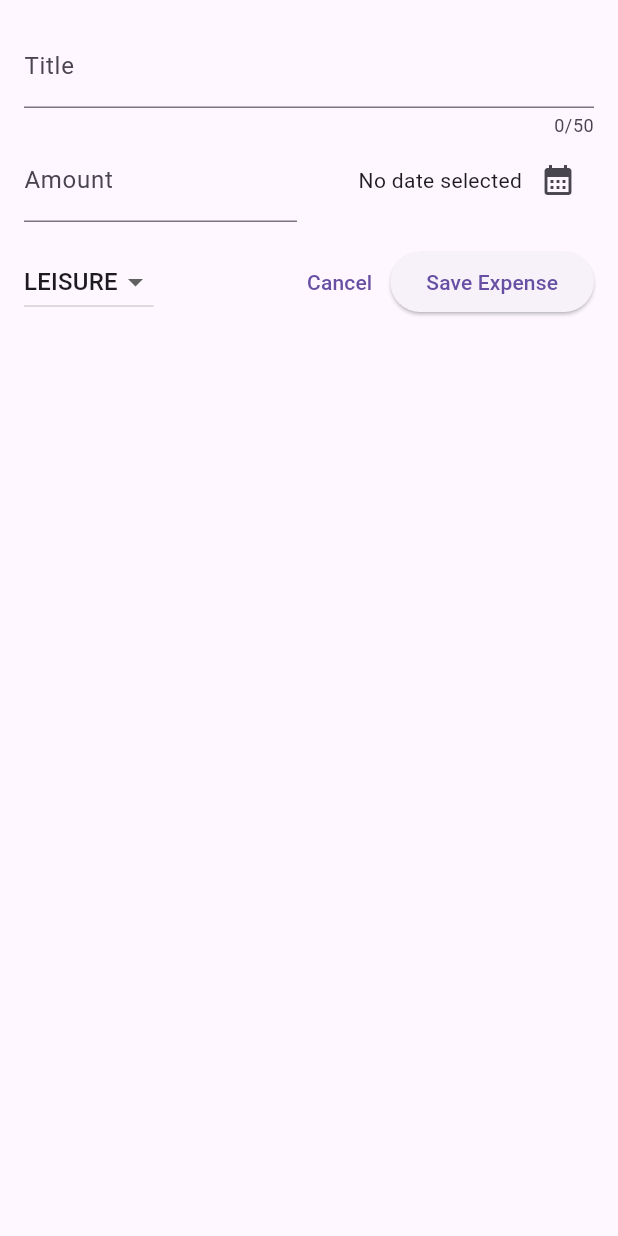
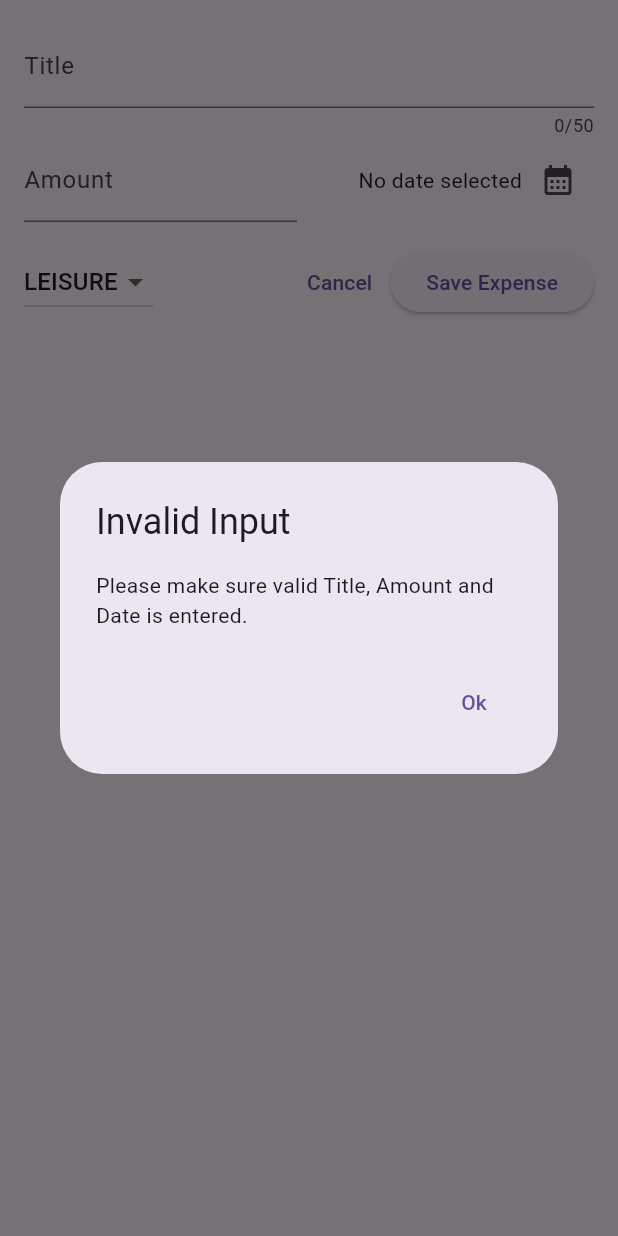
Before and after one commit to Roch10/expense_tracker, a Flutter app: the NewExpense widget shown alone on an empty page, opened directly, after a tap on "Save Expense", on a phone screen of 412 x 824 dp. Run offline on Flutter 3.47's test engine with Material 2 defaults, Android fonts, the phone set to English and light mode, and no system bars.

Commit message:
form validation added

```diff
--- a/lib/widgets/new_expense.dart
+++ b/lib/widgets/new_expense.dart
@@ -28,6 +28,31 @@ class _NewExpenseState extends State<NewExpense> {
     setState(() {
       _selectedDate = pickedDate;
     });
+  }
+
+  void _submitExpenseData() {
+    final enteredAmount = double.tryParse(_amountController.text);
+    final amountIsInvalid = enteredAmount == null || enteredAmount < 0;
+
+    if (_titleController.text.trim().isEmpty ||
+        amountIsInvalid ||
+        _selectedDate == null) {
+      showDialog(
+        context: context,
+        builder: (ctx) => AlertDialog(
+          title: const Text('Invalid Input'),
+          content: const Text(
+              'Please make sure valid Title, Amount and Date is entered.'),
+          actions: [
+            TextButton(
+              onPressed: () => Navigator.pop(context),
+              child: const Text('Ok'),
+            )
+          ],
+        ),
+      );
+      return;
+    }
   }
 
   @override
@@ -114,10 +139,7 @@ class _NewExpenseState extends State<NewExpense> {
                 child: const Text('Cancel'),
               ),
               ElevatedButton(
-                onPressed: () {
-                  print(_titleController.text);
-                  print(_amountController.text);
-                },
+                onPressed: _submitExpenseData,
                 child: const Text('Save Expense'),
               ),
             ],
```
